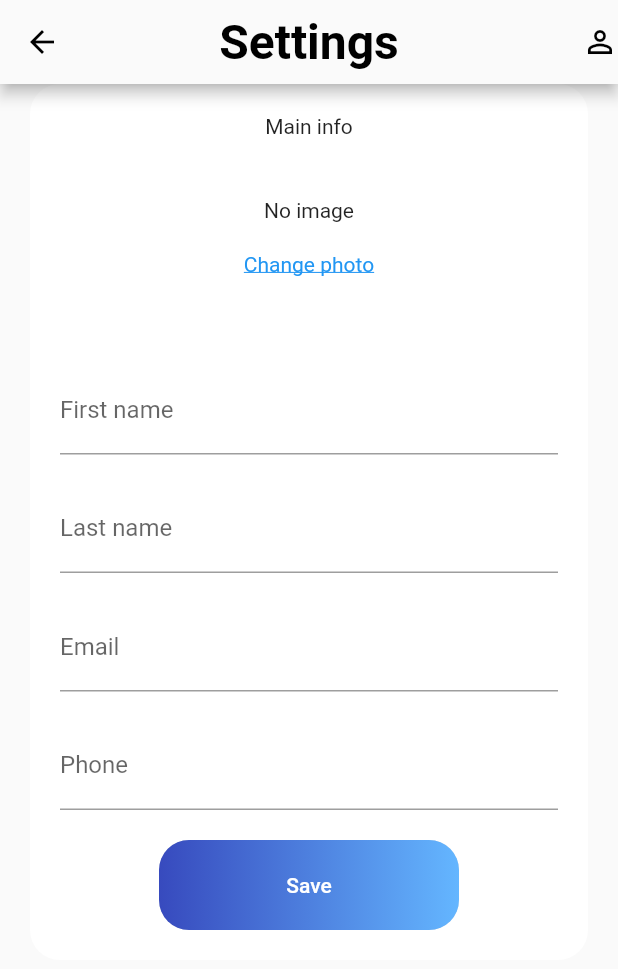
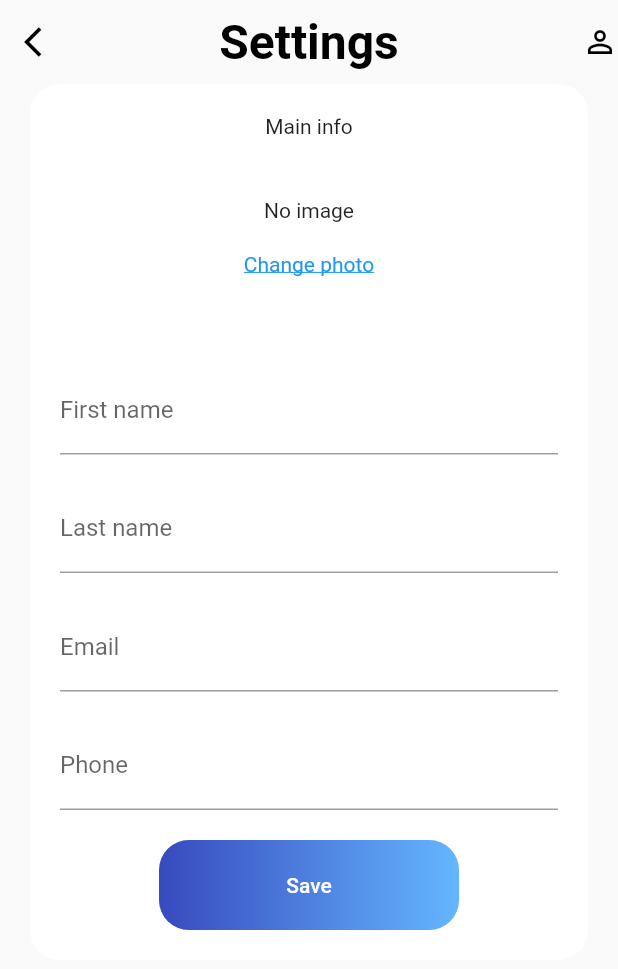
Before and after one commit to sabsab-yeng/pis, a Flutter app: the SettingPage screen opened directly, on a phone screen of 412 x 824 dp. Shown: the top 969 px of the screen. Run offline on Flutter 3.47's test engine with Material 2 defaults, Android fonts, the light colour scheme and no system bars; our stand-ins replace firebase_auth, firebase_messaging, flutter_calendar_carousel, flutter_local_notifications, font_awesome_flutter, geolocator and 3 more; missing offline and left inert: firebase_core_web, flutter_email_sender, google_sign_in_web; accounts and stored records are empty.

Commit message:
Fix Icon appBar

```diff
--- a/lib/ui/screens/appoint/calendar_page.dart
+++ b/lib/ui/screens/appoint/calendar_page.dart
@@ -207,7 +207,8 @@ class _CalendarPageState extends State<CalendarPage> {
                         fontWeight: FontWeight.bold,
                         fontSize: 24.0,
                       ),
-                    )),
+                    ),
+                    ),
                     FlatButton(
                       child: Text('ກ່ອນໜ້ານີ້'),
                       onPressed: () {
--- a/lib/ui/screens/settings/setting_page.dart
+++ b/lib/ui/screens/settings/setting_page.dart
@@ -93,12 +93,21 @@ class _SettingPageState extends State<SettingPage> {
     return Scaffold(
       appBar: AppBar(
          iconTheme: IconThemeData(color: appbarIconColor),
+         elevation: 0.0,
         title: Text(
           'Settings',
           style: appbarTextStyle,
         ),
         backgroundColor: appBarColor,
         centerTitle: true,
+        leading: IconButton(
+          icon: Icon(
+            Icons.arrow_back_ios,
+          ),
+          onPressed: () {
+            Navigator.pop(context);
+          },
+        ),
         actions: [Icon(Icons.person_outline)],
       ),
       body: SingleChildScrollView(
```
Also changed, not shown: lib/ui/widgets/google_map_widget.dart (+17 -12 lines).
